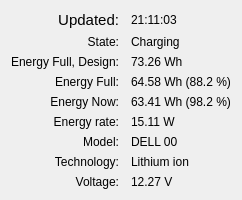
lxqt/lxqt-powermanagement, file src/batteryinfoframe.ui: the form before one commit.
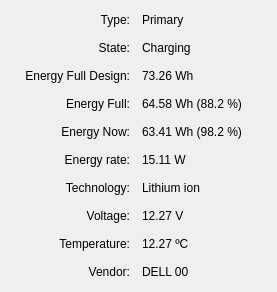
The form after the commit.

```diff
--- a/src/batteryinfoframe.ui
+++ b/src/batteryinfoframe.ui
@@ -2,38 +2,68 @@
 <ui version="4.0">
  <class>BatteryInfoFrame</class>
  <widget class="QFrame" name="BatteryInfoFrame">
+  <property name="geometry">
+   <rect>
+    <x>0</x>
+    <y>0</y>
+    <width>277</width>
+    <height>292</height>
+   </rect>
+  </property>
   <property name="windowTitle">
    <string>Power Management</string>
   </property>
   <layout class="QGridLayout" name="gridLayout">
-   <property name="horizontalSpacing">
+   <property name="leftMargin">
+    <number>6</number>
+   </property>
+   <property name="topMargin">
     <number>12</number>
    </property>
-   <item row="0" column="0">
-    <widget class="QLabel" name="updatedCaption">
-     <property name="font">
-      <font>
-       <pointsize>11</pointsize>
-      </font>
-     </property>
+   <property name="bottomMargin">
+    <number>12</number>
+   </property>
+   <property name="spacing">
+    <number>12</number>
+   </property>
+   <item row="10" column="1">
+    <widget class="QLabel" name="vendorValue">
      <property name="text">
-      <string>Updated:</string>
-     </property>
-     <property name="alignment">
-      <set>Qt::AlignRight|Qt::AlignTrailing|Qt::AlignVCenter</set>
+      <string notr="true">DELL 00</string>
      </property>
     </widget>
    </item>
    <item row="0" column="1">
-    <widget class="QLabel" name="updatedValue">
-     <property name="font">
-      <font>
-       <weight>50</weight>
-       <bold>false</bold>
-      </font>
+    <widget class="QLabel" name="typeValue">
+     <property name="text">
+      <string notr="true">Primary</string>
      </property>
+    </widget>
+   </item>
+   <item row="9" column="1">
+    <widget class="QLabel" name="temperatureValue">
      <property name="text">
-      <string notr="true">21:11:03</string>
+      <string notr="true">12.27 ºC</string>
+     </property>
+    </widget>
+   </item>
+   <item row="9" column="0">
+    <widget class="QLabel" name="temperatureCaption">
+     <property name="text">
+      <string>Temperature:</string>
+     </property>
+     <property name="alignment">
+      <set>Qt::AlignRight|Qt::AlignTrailing|Qt::AlignVCenter</set>
+     </property>
+    </widget>
+   </item>
+   <item row="0" column="0">
+    <widget class="QLabel" name="typeCaption">
+     <property name="text">
+      <string>Type:</string>
+     </property>
+     <property name="alignment">
+      <set>Qt::AlignRight|Qt::AlignTrailing|Qt::AlignVCenter</set>
      </property>
     </widget>
    </item>
@@ -57,7 +87,7 @@
    <item row="2" column="0">
     <widget class="QLabel" name="energyFullDesignCaption">
      <property name="text">
-      <string>Energy Full, Design:</string>
+      <string>Energy Full Design:</string>
      </property>
      <property name="alignment">
       <set>Qt::AlignRight|Qt::AlignTrailing|Qt::AlignVCenter</set>
@@ -122,33 +152,6 @@
      </property>
     </widget>
    </item>
-   <item row="6" column="0">
-    <widget class="QLabel" name="modelCaption">
-     <property name="text">
-      <string>Model:</string>
-     </property>
-     <property name="alignment">
-      <set>Qt::AlignRight|Qt::AlignTrailing|Qt::AlignVCenter</set>
-     </property>
-    </widget>
-   </item>
-   <item row="6" column="1">
-    <widget class="QLabel" name="modelValue">
-     <property name="text">
-      <string notr="true">DELL 00</string>
-     </property>
-    </widget>
-   </item>
-   <item row="7" column="0">
-    <widget class="QLabel" name="technologyCaption">
-     <property name="text">
-      <string>Technology:</string>
-     </property>
-     <property name="alignment">
-      <set>Qt::AlignRight|Qt::AlignTrailing|Qt::AlignVCenter</set>
-     </property>
-    </widget>
-   </item>
    <item row="7" column="1">
     <widget class="QLabel" name="technologyValue">
      <property name="text">
@@ -156,10 +159,10 @@
      </property>
     </widget>
    </item>
-   <item row="8" column="0">
-    <widget class="QLabel" name="voltageCaption">
+   <item row="7" column="0">
+    <widget class="QLabel" name="technologyCaption">
      <property name="text">
-      <string>Voltage:</string>
+      <string>Technology:</string>
      </property>
      <property name="alignment">
       <set>Qt::AlignRight|Qt::AlignTrailing|Qt::AlignVCenter</set>
@@ -173,6 +176,26 @@
      </property>
     </widget>
    </item>
+   <item row="8" column="0">
+    <widget class="QLabel" name="voltageCaption">
+     <property name="text">
+      <string>Voltage:</string>
+     </property>
+     <property name="alignment">
+      <set>Qt::AlignRight|Qt::AlignTrailing|Qt::AlignVCenter</set>
+     </property>
+    </widget>
+   </item>
+   <item row="10" column="0">
+    <widget class="QLabel" name="vendorCaption">
+     <property name="text">
+      <string>Vendor:</string>
+     </property>
+     <property name="alignment">
+      <set>Qt::AlignRight|Qt::AlignTrailing|Qt::AlignVCenter</set>
+     </property>
+    </widget>
+   </item>
   </layout>
  </widget>
  <resources/>
```
